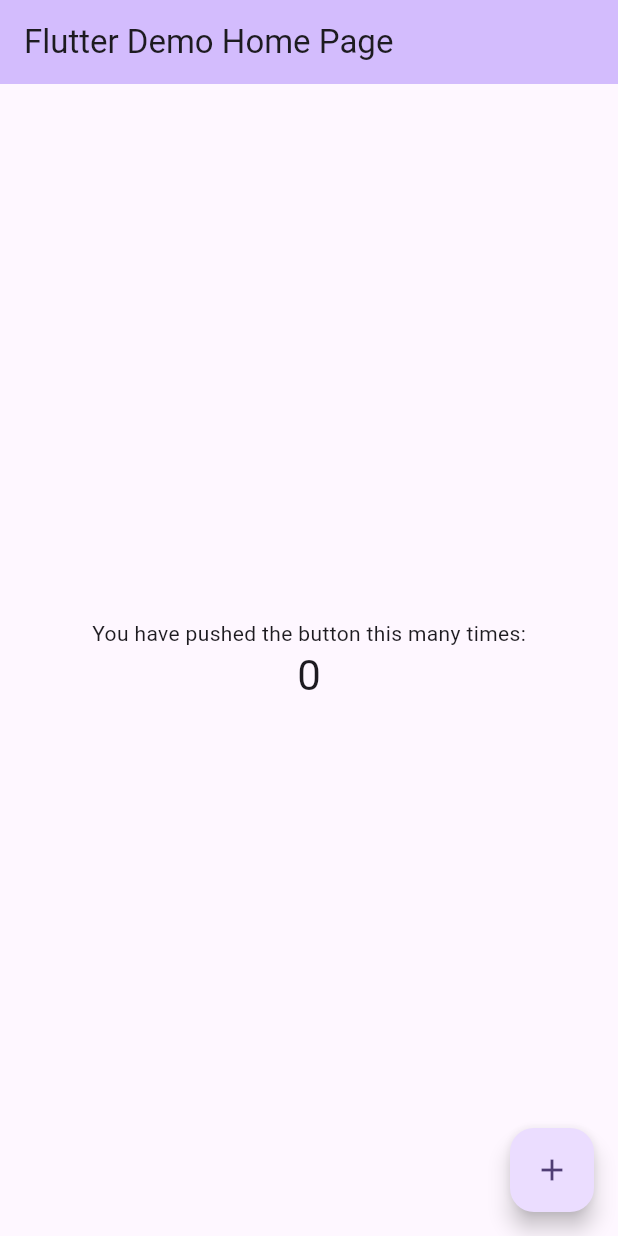
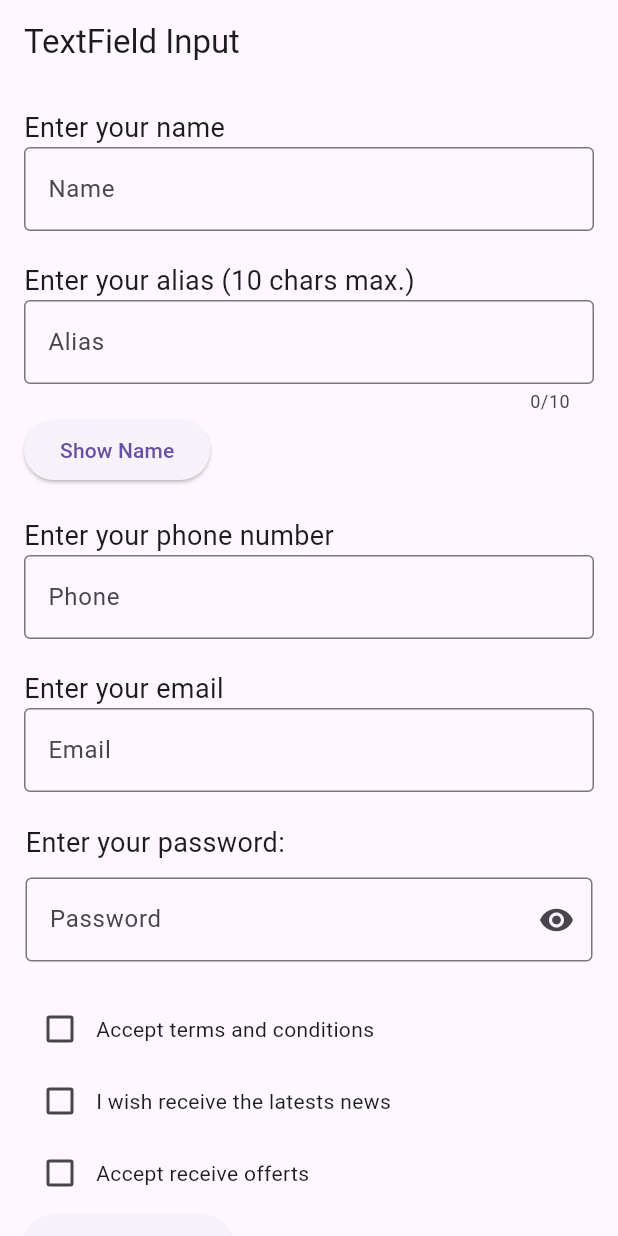
Before and after one commit to kleecollage/Inputs-Flutter, a Flutter app: the screen it shows after launch, on a phone screen of 412 x 824 dp. Run offline on Flutter 3.47's test engine with Material 3 defaults, Android fonts, the phone set to English and light mode, and no system bars.

Commit message:
feat: Implement logic for validate inputs, handle key type and add checkboxs

```diff
--- a/lib/main.dart
+++ b/lib/main.dart
@@ -1,4 +1,5 @@
 import 'package:flutter/material.dart';
+import 'package:inputs/widgets/home_screen_widget.dart';
 
 void main() {
   runApp(const MyApp());
@@ -7,116 +8,12 @@ void main() {
 class MyApp extends StatelessWidget {
   const MyApp({super.key});
 
-  // This widget is the root of your application.
   @override
   Widget build(BuildContext context) {
     return MaterialApp(
       title: 'Flutter Demo',
-      theme: ThemeData(
-        // This is the theme of your application.
-        //
-        // TRY THIS: Try running your application with "flutter run". You'll see
-        // the application has a purple toolbar. Then, without quitting the app,
-        // try changing the seedColor in the colorScheme below to Colors.green
-        // and then invoke "hot reload" (save your changes or press the "hot
-        // reload" button in a Flutter-supported IDE, or press "r" if you used
-        // the command line to start the app).
-        //
-        // Notice that the counter didn't reset back to zero; the application
-        // state is not lost during the reload. To reset the state, use hot
-        // restart instead.
-        //
-        // This works for code too, not just values: Most code changes can be
-        // tested with just a hot reload.
-        colorScheme: .fromSeed(seedColor: Colors.deepPurple),
-      ),
-      home: const MyHomePage(title: 'Flutter Demo Home Page'),
+      debugShowCheckedModeBanner: false,
+      home: HomeScreen(),
     );
   }
 }
-
-class MyHomePage extends StatefulWidget {
-  const MyHomePage({super.key, required this.title});
-
-  // This widget is the home page of your application. It is stateful, meaning
-  // that it has a State object (defined below) that contains fields that affect
-  // how it looks.
-
-  // This class is the configuration for the state. It holds the values (in this
-  // case the title) provided by the parent (in this case the App widget) and
-  // used by the build method of the State. Fields in a Widget subclass are
-  // always marked "final".
-
-  final String title;
-
-  @override
-  State<MyHomePage> createState() => _MyHomePageState();
-}
-
-class _MyHomePageState extends State<MyHomePage> {
-  int _counter = 0;
-
-  void _incrementCounter() {
-    setState(() {
-      // This call to setState tells the Flutter framework that something has
-      // changed in this State, which causes it to rerun the build method below
-      // so that the display can reflect the updated values. If we changed
-      // _counter without calling setState(), then the build method would not be
-      // called again, and so nothing would appear to happen.
-      _counter++;
-    });
-  }
-
-  @override
-  Widget build(BuildContext context) {
-    // This method is rerun every time setState is called, for instance as done
-    // by the _incrementCounter method above.
-    //
-    // The Flutter framework has been optimized to make rerunning build methods
-    // fast, so that you can just rebuild anything that needs updating rather
-    // than having to individually change instances of widgets.
-    return Scaffold(
-      appBar: AppBar(
-        // TRY THIS: Try changing the color here to a specific color (to
-        // Colors.amber, perhaps?) and trigger a hot reload to see the AppBar
-        // change color while the other colors stay the same.
-        backgroundColor: Theme.of(context).colorScheme.inversePrimary,
-        // Here we take the value from the MyHomePage object that was created by
-        // the App.build method, and use it to set our appbar title.
-        title: Text(widget.title),
-      ),
-      body: Center(
-        // Center is a layout widget. It takes a single child and positions it
-        // in the middle of the parent.
-        child: Column(
-          // Column is also a layout widget. It takes a list of children and
-          // arranges them vertically. By default, it sizes itself to fit its
-          // children horizontally, and tries to be as tall as its parent.
-          //
-          // Column has various properties to control how it sizes itself and
-          // how it positions its children. Here we use mainAxisAlignment to
-          // center the children vertically; the main axis here is the vertical
-          // axis because Columns are vertical (the cross axis would be
-          // horizontal).
-          //
-          // TRY THIS: Invoke "debug painting" (choose the "Toggle Debug Paint"
-          // action in the IDE, or press "p" in the console), to see the
-          // wireframe for each widget.
-          mainAxisAlignment: .center,
-          children: [
-            const Text('You have pushed the button this many times:'),
-            Text(
-              '$_counter',
-              style: Theme.of(context).textTheme.headlineMedium,
-            ),
-          ],
-        ),
-      ),
-      floatingActionButton: FloatingActionButton(
-        onPressed: _incrementCounter,
-        tooltip: 'Increment',
-        child: const Icon(Icons.add),
-      ),
-    );
-  }
-}
--- /dev/null
+++ b/lib/widgets/home_screen_widget.dart
@@ -0,0 +1,176 @@
+import 'dart:developer';
+
+import 'package:flutter/material.dart';
+import 'package:inputs/widgets/password_field.dart';
+
+class HomeScreen extends StatefulWidget {
+  const HomeScreen({super.key});
+
+  @override
+  State<HomeScreen> createState() => _HomeScreenState();
+}
+
+class _HomeScreenState extends State<HomeScreen> {
+  // Controller for TextField
+  final TextEditingController _controller = TextEditingController();
+  final TextEditingController _emailController = TextEditingController();
+  final TextEditingController _aliasController = TextEditingController();
+  final TextEditingController _numberController = TextEditingController();
+  bool _isAccept = false;
+  bool _acceptNewslatter = false;
+  bool _acceptPromotions = false;
+  String? _errorMessage;
+
+  void _validateInput() {
+    setState(() {
+      _controller.text.trim().isEmpty
+          ? _errorMessage = "This field can't be empty"
+          : _errorMessage = null;
+    });
+  }
+
+  void _validateEmail() {
+    setState(() {
+      String email = _emailController.text;
+      email.trim().isEmpty
+          ? _errorMessage = "Email can't be empty"
+          : !_isEmailValid(email)
+          ? _errorMessage = 'Enter a valid email'
+          : _errorMessage = null;
+    });
+  }
+
+  bool _isEmailValid(String email) {
+    String emailPattern = r'^[\w-\.]+@([\w-]+\.)+[\w-]{2,4}$';
+    RegExp regex = RegExp(emailPattern);
+    return regex.hasMatch(email);
+  }
+
+  @override
+  Widget build(BuildContext context) {
+    return Scaffold(
+      appBar: AppBar(title: const Text('TextField Input')),
+      body: SingleChildScrollView(
+        padding: const EdgeInsets.all(16.0),
+        child: Column(
+          crossAxisAlignment: CrossAxisAlignment.start,
+          children: [
+            // ===============   NAME INPUT   =============== //
+            const Text('Enter your name', style: TextStyle(fontSize: 18)),
+            TextField(
+              controller: _controller,
+              decoration: InputDecoration(
+                border: const OutlineInputBorder(),
+                labelText: 'Name',
+                hintText: 'Enter your full name',
+                errorText: _errorMessage,
+              ),
+              onChanged: (text) => log('Input text: $text'),
+            ),
+            const SizedBox(height: 20),
+            // ===============   ALIAS INPUT   =============== //
+            const Text(
+              'Enter your alias (10 chars max.)',
+              style: TextStyle(fontSize: 18),
+            ),
+            TextField(
+              controller: _aliasController,
+              maxLength: 10,
+              decoration: InputDecoration(
+                border: const OutlineInputBorder(),
+                labelText: 'Alias',
+                hintText: 'Enter your alias',
+              ),
+            ),
+            ElevatedButton(
+              onPressed: () {
+                log('Full name: ${_controller.text}');
+                _validateInput();
+                if (_errorMessage == null) {
+                  ScaffoldMessenger.of(context).showSnackBar(
+                    SnackBar(content: Text('Hello, ${_controller.text}!')),
+                  );
+                }
+              },
+              child: const Text('Show Name'),
+            ),
+            const SizedBox(height: 20),
+            // ===============   PHONE INPUT   =============== //
+            const Text(
+              'Enter your phone number',
+              style: TextStyle(fontSize: 18),
+            ),
+            TextField(
+              controller: _numberController,
+              keyboardType: TextInputType.number,
+              decoration: InputDecoration(
+                border: const OutlineInputBorder(),
+                labelText: 'Phone',
+                hintText: 'Enter your phone',
+              ),
+            ),
+            const SizedBox(height: 20),
+            // ===============   EMAIL INPUT   =============== //
+            const Text('Enter your email', style: TextStyle(fontSize: 18)),
+            TextField(
+              controller: _emailController,
+              decoration: InputDecoration(
+                border: const OutlineInputBorder(),
+                labelText: 'Email',
+                hintText: 'Enter your email',
+                errorText: _errorMessage,
+              ),
+              onChanged: (text) => log('Email input text: $text'),
+            ),
+            const SizedBox(height: 20),
+            // ===============   PAS§§WORD INPUT   =============== //
+            PasswordField(),
+            const SizedBox(height: 20),
+            Row(
+              children: [
+                Checkbox(
+                  value: _isAccept,
+                  onChanged: (bool? value) {
+                    setState(() => _isAccept = value ?? false );
+                  }),
+                const Text('Accept terms and conditions'),
+              ]
+            ),
+            Row(
+              children: [
+                Checkbox(
+                  value: _acceptNewslatter,
+                  onChanged: (bool? value) {
+                    setState(() => _acceptNewslatter = value ?? false );
+                  }),
+                const Text('I wish receive the latests news'),
+              ]
+            ),
+            Row(
+              children: [
+                Checkbox(
+                  value: _acceptPromotions,
+                  onChanged: (bool? value) {
+                    setState(() => _acceptPromotions = value ?? false );
+                  }),
+                const Text('Accept receive offerts'),
+              ]
+            ),
+            ElevatedButton(
+              onPressed: () {
+                log('Email input: ${_emailController.text}');
+                _validateEmail();
+              },
+              child: const Text('Validate Email'),
+            ),
+            if (_isAccept)
+              const Text(
+                'Thank you for accept the terms and conditions',
+                style: TextStyle(color: Colors.amber),
+              )
+          ],
+        ),
+      ),
+    );
+  }
+}
--- /dev/null
+++ b/lib/widgets/password_field.dart
@@ -0,0 +1,46 @@
+import 'package:flutter/material.dart';
+
+class PasswordField extends StatefulWidget {
+  const PasswordField({super.key});
+
+  @override
+  State<PasswordField> createState() => _PasswordFieldState();
+}
+
+class _PasswordFieldState extends State<PasswordField> {
+  final TextEditingController _passwordController = TextEditingController();
+  bool _hidePassword = true;
+
+  @override
+  Widget build(BuildContext context) {
+    return Padding(
+      padding: EdgeInsets.all(1.0),
+      child: Column(
+        crossAxisAlignment: CrossAxisAlignment.start,
+        children: [
+          const Text(
+            'Enter your password:',
+            style: TextStyle(fontSize: 18)
+          ),
+          const SizedBox(height: 10),
+          TextField(
+            controller: _passwordController,
+            obscureText: _hidePassword,
+            decoration: InputDecoration(
+                border: OutlineInputBorder(),
+                labelText: 'Password',
+                suffixIcon: IconButton(
+                  onPressed: () {
+                    setState( () => _hidePassword = !_hidePassword );
+                  },
+                  icon: Icon(_hidePassword
+                      ? Icons.visibility
+                      : Icons.visibility_off
+                  ),
+                )),
+          )
+        ],
+      ),
+    );
+  }
+}
```
